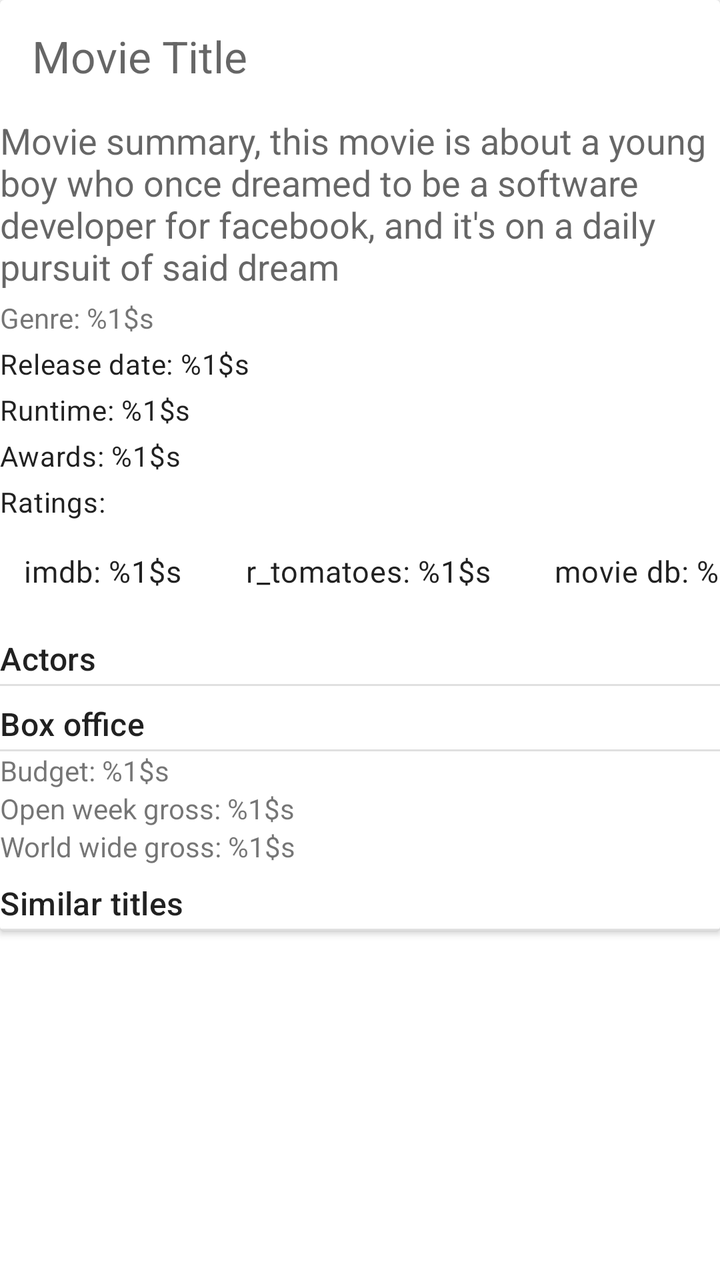
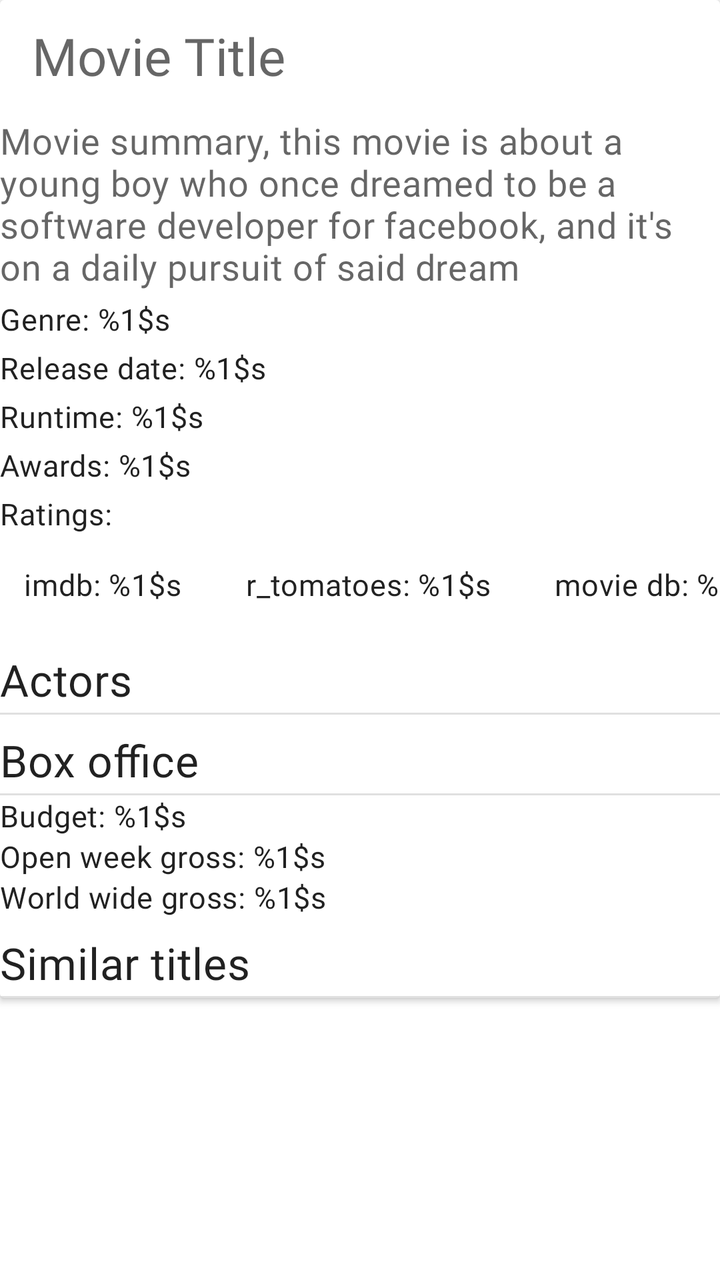

Compare the two renders of this Android layout. The source of the first and the diff that turns it into the second are given below.
<!-- AndroidManifest.xml: another module's application theme Theme.ECatalogs -->
<!-- res/layout/fragment_movie_details.xml -->
<?xml version="1.0" encoding="utf-8"?>
<androidx.core.widget.NestedScrollView xmlns:android="http://schemas.android.com/apk/res/android"
    xmlns:app="http://schemas.android.com/apk/res-auto"
    xmlns:tools="http://schemas.android.com/tools"
    android:layout_width="match_parent"
    android:layout_height="match_parent"
    android:layout_margin="@dimen/eight_dimen">

    <androidx.cardview.widget.CardView
        android:layout_width="match_parent"
        android:layout_height="wrap_content">

        <LinearLayout
            android:layout_width="match_parent"
            android:layout_height="match_parent"
            android:orientation="vertical"
            android:showDividers="none">

            <androidx.appcompat.widget.Toolbar
                android:id="@+id/toolbar"
                android:layout_width="match_parent"
                android:layout_height="wrap_content"
                app:layout_collapseMode="none">

                <TextView
                    android:id="@+id/movie_title"
                    style="@style/TextAppearance.Material3.TitleLarge"
                    android:layout_width="match_parent"
                    android:layout_height="wrap_content"
                    android:layout_gravity="center"
                    android:hint="@string/movie_title" />

            </androidx.appcompat.widget.Toolbar>

            <androidx.recyclerview.widget.RecyclerView
                android:id="@+id/list_images"
                android:layout_width="match_parent"
                android:layout_height="wrap_content"
                tools:listitem="@layout/image_entry" />

            <com.google.android.material.textview.MaterialTextView
                android:id="@+id/movie_summary"
                style="?attr/textAppearanceBodyMedium"
                android:layout_width="match_parent"
                android:layout_height="wrap_content"
                android:layout_marginVertical="@dimen/two_dimen"
                android:hint="@string/movie_summary"
                android:textSize="18sp" />

            <com.google.android.material.textview.MaterialTextView
                android:id="@+id/movie_genres"
                android:layout_width="match_parent"
                android:layout_height="wrap_content"
                android:layout_marginVertical="@dimen/two_dimen"
                android:text="@string/genres" />

            <com.google.android.material.textview.MaterialTextView
                android:id="@+id/movie_publication_date"
                style="@style/TextAppearance.Material3.BodyMedium"
                android:layout_width="wrap_content"
                android:layout_height="wrap_content"
                android:layout_marginVertical="@dimen/two_dimen"
                android:text="@string/release_date" />

            <com.google.android.material.textview.MaterialTextView
                android:id="@+id/movie_runtime"
                style="@style/TextAppearance.Material3.BodyMedium"
                android:layout_width="wrap_content"
                android:layout_height="wrap_content"
                android:layout_marginVertical="@dimen/two_dimen"
                android:text="@string/runtime" />

            <com.google.android.material.textview.MaterialTextView
                android:id="@+id/movie_awards"
                style="@style/TextAppearance.Material3.BodyMedium"
                android:layout_width="match_parent"
                android:layout_height="wrap_content"
                android:layout_marginVertical="@dimen/two_dimen"
                android:text="@string/awards" />

            <com.google.android.material.textview.MaterialTextView
                style="@style/TextAppearance.Material3.BodyMedium"
                android:layout_width="match_parent"
                android:layout_height="wrap_content"
                android:layout_marginVertical="@dimen/two_dimen"
                android:text="@string/ratings" />

            <com.google.android.material.chip.ChipGroup
                android:layout_width="match_parent"
                android:layout_height="wrap_content"
                android:layout_gravity="center_horizontal"
                android:layout_marginBottom="@dimen/six_dimen"
                android:layoutDirection="locale"
                app:chipSpacingHorizontal="@dimen/eight_dimen"
                app:singleLine="true">

                <com.google.android.material.chip.Chip
                    android:id="@+id/imdb_chip"
                    android:layout_width="wrap_content"
                    android:layout_height="wrap_content"
                    android:text="@string/imdb_rating"
                    app:chipBackgroundColor="@android:color/white" />

                <com.google.android.material.chip.Chip
                    android:id="@+id/r_tomatoes_chip"
                    android:layout_width="wrap_content"
                    android:layout_height="wrap_content"
                    android:text="@string/tomato_rating"
                    app:chipBackgroundColor="@android:color/white" />

                <com.google.android.material.chip.Chip
                    android:id="@+id/movie_db_chip"
                    android:layout_width="wrap_content"
                    android:layout_height="wrap_content"
                    android:text="@string/db_rating"
                    app:chipBackgroundColor="@android:color/white" />

            </com.google.android.material.chip.ChipGroup>

            <com.google.android.material.textview.MaterialTextView
                style="@style/TextAppearance.Material3.TitleMedium"
                android:layout_width="match_parent"
                android:layout_height="wrap_content"
                android:layout_marginVertical="@dimen/two_dimen"
                android:text="@string/actors" />

            <View style="@style/Divider.Horizontal" />

            <androidx.recyclerview.widget.RecyclerView
                android:id="@+id/list_actors"
                android:layout_width="match_parent"
                android:layout_height="wrap_content"
                android:layout_marginBottom="@dimen/six_dimen"
                tools:listitem="@layout/actors_entry" />

            <com.google.android.material.textview.MaterialTextView
                style="@style/TextAppearance.Material3.TitleMedium"
                android:layout_width="match_parent"
                android:layout_height="wrap_content"
                android:layout_marginVertical="@dimen/two_dimen"
                android:text="@string/box_office" />

            <View style="@style/Divider.Horizontal" />

            <TextView
                android:id="@+id/movie_budget"
                android:layout_width="match_parent"
                android:layout_height="wrap_content"
                android:text="@string/budget" />

            <TextView
                android:id="@+id/movie_open_weekend_gross"
                android:layout_width="match_parent"
                android:layout_height="wrap_content"
                android:text="@string/open_week_gross" />

            <TextView
                android:id="@+id/movie_world_wide_gross"
                android:layout_width="match_parent"
                android:layout_height="wrap_content"
                android:layout_marginBottom="@dimen/six_dimen"
                android:text="@string/world_wide_gross" />

            <com.google.android.material.textview.MaterialTextView
                style="@style/TextAppearance.Material3.TitleMedium"
                android:layout_width="match_parent"
                android:layout_height="wrap_content"
                android:layout_marginVertical="@dimen/two_dimen"
                android:text="@string/similar_titles" />

            <View style="@style/Divider.Horizontal" />

            <androidx.recyclerview.widget.RecyclerView
                android:id="@+id/list_similars"
                android:layout_width="match_parent"
                android:layout_height="wrap_content"
                tools:listitem="@layout/similar_entry" />

        </LinearLayout>

    </androidx.cardview.widget.CardView>

</androidx.core.widget.NestedScrollView>
<!-- res/layout/image_entry.xml (included above) -->
<?xml version="1.0" encoding="utf-8"?>
<androidx.cardview.widget.CardView xmlns:android="http://schemas.android.com/apk/res/android"
    android:layout_width="wrap_content"
    android:layout_height="wrap_content"
    android:layout_marginEnd="@dimen/two_dimen">

    <com.google.android.material.imageview.ShapeableImageView
        android:id="@+id/movie_image"
        android:layout_width="wrap_content"
        android:layout_height="250dp"
        android:src="@drawable/ic_image" />

</androidx.cardview.widget.CardView>
<!-- res/layout/actors_entry.xml (included above) -->
<?xml version="1.0" encoding="utf-8"?>
<androidx.cardview.widget.CardView xmlns:android="http://schemas.android.com/apk/res/android"
    android:layout_width="wrap_content"
    android:layout_height="wrap_content"
    android:layout_marginEnd="@dimen/two_dimen">

    <LinearLayout
        android:layout_width="wrap_content"
        android:layout_height="wrap_content"
        android:orientation="vertical">

        <TextView
            android:id="@+id/actor_name"
            android:layout_width="match_parent"
            android:layout_height="wrap_content"
            android:layout_gravity="center_horizontal"
            android:hint="@string/actor_name" />

        <ImageView
            android:id="@+id/actor_image"
            android:layout_width="wrap_content"
            android:layout_height="250dp"
            android:contentDescription="@string/actor_image"
            android:src="@drawable/ic_image" />

        <TextView
            android:id="@+id/actor_character"
            android:layout_width="match_parent"
            android:layout_height="wrap_content"
            android:layout_gravity="center_horizontal"
            android:text="@string/as_character" />

    </LinearLayout>
</androidx.cardview.widget.CardView>
<!-- res/layout/similar_entry.xml (included above) -->
<?xml version="1.0" encoding="utf-8"?>
<androidx.cardview.widget.CardView xmlns:android="http://schemas.android.com/apk/res/android"
    xmlns:tools="http://schemas.android.com/tools"
    android:layout_width="wrap_content"
    android:layout_height="wrap_content"
    android:layout_marginEnd="@dimen/two_dimen">

    <LinearLayout
        android:layout_width="match_parent"
        android:layout_height="wrap_content"
        android:orientation="vertical"
        tools:ignore="UseCompoundDrawables">

        <TextView
            android:id="@+id/similar_title"
            android:layout_width="match_parent"
            android:layout_height="wrap_content"
            android:layout_gravity="center_horizontal"
            android:hint="@string/title" />

        <ImageView
            android:id="@+id/similar_image"
            android:layout_width="wrap_content"
            android:layout_height="250dp"
            android:contentDescription="@string/runtime"
            android:src="@drawable/ic_image" />

    </LinearLayout>
</androidx.cardview.widget.CardView>
<!-- resources referenced by this layout -->
<resources>
  <dimen name="eight_dimen">8dp</dimen>
  <dimen name="six_dimen">6dp</dimen>
  <dimen name="two_dimen">2dp</dimen>
  <string name="actor_image">actor image</string>
  <string name="actor_name">Actor name</string>
  <string name="actors">Actors</string>
  <string name="as_character">Playing: %1$s</string>
  <string name="awards">Awards: %1$s</string>
  <string name="box_office">Box office</string>
  <string name="budget">Budget: %1$s</string>
  <string name="db_rating">movie db: %1$s</string>
  <string name="genres">Genre: %1$s</string>
  <string name="imdb_rating">imdb: %1$s</string>
  <string name="movie_summary">Movie summary, this movie is about a young boy who once dreamed to be a software developer for facebook, and it\'s on a daily pursuit of said dream</string>
  <string name="movie_title">Movie Title</string>
  <string name="open_week_gross">Open week gross: %1$s</string>
  <string name="ratings">Ratings:</string>
  <string name="release_date">Release date: %1$s</string>
  <string name="runtime">Runtime: %1$s</string>
  <string name="similar_titles">Similar titles</string>
  <string name="title">Similar titles</string>
  <string name="tomato_rating">r_tomatoes: %1$s</string>
  <string name="world_wide_gross">World wide gross: %1$s</string>
  <style name="Divider.Horizontal" parent="Divider">
          <item name="android:layout_width">match_parent</item>
          <item name="android:layout_height">1dp</item>
      </style>
  <style name="Theme.ECatalogs" parent="Theme.MaterialComponents.DayNight.NoActionBar">
  
          <item name="android:forceDarkAllowed">true</item>
          
          <item name="colorPrimary">@color/primaryColor</item>
          <item name="colorPrimaryVariant">@color/primaryLightColor</item>
          <item name="colorOnPrimary">@color/primaryTextColor</item>
          
          <item name="colorSecondary">@color/secondaryColor</item>
          <item name="colorSecondaryVariant">@color/secondaryLightColor</item>
          <item name="colorOnSecondary">@color/secondaryTextColor</item>
          
          <item name="android:statusBarColor">@color/primaryDarkColor</item>
          
  
          <item name="shapeAppearanceSmallComponent">@style/ShapeAppearance.ECatalog.SmallComponent</item>
          <item name="shapeAppearanceMediumComponent">@style/ShapeAppearance.ECatalog.MediumComponent</item>
          <item name="shapeAppearanceLargeComponent">@style/ShapeAppearance.ECatalog.LargeComponent</item>
  
          <item name="textAppearanceHeadline6">@style/TextAppearance.MdcTypographyStyles.Headline6</item>
          <item name="textAppearanceHeadline5">@style/TextAppearance.MdcTypographyStyles.Headline5</item>
          <item name="textAppearanceBody1">@style/TextAppearance.MdcTypographyStyles.Body1</item>
          <item name="textAppearanceBody2">@style/TextAppearance.MdcTypographyStyles.Body2</item>
          <item name="textAppearanceButton">@style/TextAppearance.MdcTypographyStyles.Button</item>
          <item name="textAppearanceCaption">@style/TextAppearance.MdcTypographyStyles.Caption</item>
          <item name="textAppearanceOverline">@style/TextAppearance.MdcTypographyStyles.Overline</item>
  
      </style>
  <style name="Divider">
          <item name="android:background">?android:attr/listDivider</item> // can add colorur here
      </style>
  <color name="primaryColor">#546e7a</color>
  <color name="primaryLightColor">#819ca9</color>
  <color name="primaryTextColor">#fafafa</color>
  <color name="secondaryColor">#006064</color>
  <color name="secondaryLightColor">#428e92</color>
  <color name="secondaryTextColor">#fafafa</color>
  <color name="primaryDarkColor">#29434e</color>
  <dimen name="reply_small_component_corner_radius">8dp</dimen>
  <dimen name="reply_medium_component_corner_radius">12dp</dimen>
  <dimen name="reply_large_component_corner_radius">24dp</dimen>
  <!-- unchanged entries left out for length: 11 -->
</resources>

<!-- the commit's change to res/layout/fragment_movie_details.xml (unified diff, before → after) -->
@@ -24,11 +24,11 @@
 
                 <TextView
                     android:id="@+id/movie_title"
-                    style="@style/TextAppearance.Material3.TitleLarge"
                     android:layout_width="match_parent"
                     android:layout_height="wrap_content"
                     android:layout_gravity="center"
-                    android:hint="@string/movie_title" />
+                    android:hint="@string/movie_title"
+                    android:textAppearance="?attr/textAppearanceHeadline5" />
 
             </androidx.appcompat.widget.Toolbar>
 
@@ -40,11 +40,11 @@
 
             <com.google.android.material.textview.MaterialTextView
                 android:id="@+id/movie_summary"
-                style="?attr/textAppearanceBodyMedium"
                 android:layout_width="match_parent"
                 android:layout_height="wrap_content"
                 android:layout_marginVertical="@dimen/two_dimen"
                 android:hint="@string/movie_summary"
+                android:textAppearance="?attr/textAppearanceBody2"
                 android:textSize="18sp" />
 
             <com.google.android.material.textview.MaterialTextView
@@ -52,38 +52,39 @@
                 android:layout_width="match_parent"
                 android:layout_height="wrap_content"
                 android:layout_marginVertical="@dimen/two_dimen"
-                android:text="@string/genres" />
+                android:text="@string/genres"
+                android:textAppearance="?attr/textAppearanceBody2" />
 
             <com.google.android.material.textview.MaterialTextView
                 android:id="@+id/movie_publication_date"
-                style="@style/TextAppearance.Material3.BodyMedium"
                 android:layout_width="wrap_content"
                 android:layout_height="wrap_content"
                 android:layout_marginVertical="@dimen/two_dimen"
-                android:text="@string/release_date" />
+                android:text="@string/release_date"
+                android:textAppearance="?attr/textAppearanceBody2" />
 
             <com.google.android.material.textview.MaterialTextView
                 android:id="@+id/movie_runtime"
-                style="@style/TextAppearance.Material3.BodyMedium"
                 android:layout_width="wrap_content"
                 android:layout_height="wrap_content"
                 android:layout_marginVertical="@dimen/two_dimen"
-                android:text="@string/runtime" />
+                android:text="@string/runtime"
+                android:textAppearance="?attr/textAppearanceBody2" />
 
             <com.google.android.material.textview.MaterialTextView
                 android:id="@+id/movie_awards"
-                style="@style/TextAppearance.Material3.BodyMedium"
-                android:layout_width="match_parent"
-                android:layout_height="wrap_content"
-                android:layout_marginVertical="@dimen/two_dimen"
-                android:text="@string/awards" />
-
-            <com.google.android.material.textview.MaterialTextView
-                style="@style/TextAppearance.Material3.BodyMedium"
-                android:layout_width="match_parent"
-                android:layout_height="wrap_content"
-                android:layout_marginVertical="@dimen/two_dimen"
-                android:text="@string/ratings" />
+                android:layout_width="match_parent"
+                android:layout_height="wrap_content"
+                android:layout_marginVertical="@dimen/two_dimen"
+                android:text="@string/awards"
+                android:textAppearance="?attr/textAppearanceBody2" />
+
+            <com.google.android.material.textview.MaterialTextView
+                android:layout_width="match_parent"
+                android:layout_height="wrap_content"
+                android:layout_marginVertical="@dimen/two_dimen"
+                android:text="@string/ratings"
+                android:textAppearance="?attr/textAppearanceBody2" />
 
             <com.google.android.material.chip.ChipGroup
                 android:layout_width="match_parent"
@@ -99,30 +100,36 @@
                     android:layout_width="wrap_content"
                     android:layout_height="wrap_content"
                     android:text="@string/imdb_rating"
-                    app:chipBackgroundColor="@android:color/white" />
+                    android:textAppearance="?attr/textAppearanceBody2"
+                    app:chipBackgroundColor="@android:color/white"
+                    app:chipStrokeColor="@android:color/black" />
 
                 <com.google.android.material.chip.Chip
                     android:id="@+id/r_tomatoes_chip"
                     android:layout_width="wrap_content"
                     android:layout_height="wrap_content"
                     android:text="@string/tomato_rating"
-                    app:chipBackgroundColor="@android:color/white" />
+                    android:textAppearance="?attr/textAppearanceBody2"
+                    app:chipBackgroundColor="@android:color/white"
+                    app:chipStrokeColor="@android:color/black" />
 
                 <com.google.android.material.chip.Chip
                     android:id="@+id/movie_db_chip"
                     android:layout_width="wrap_content"
                     android:layout_height="wrap_content"
                     android:text="@string/db_rating"
-                    app:chipBackgroundColor="@android:color/white" />
+                    android:textAppearance="?attr/textAppearanceBody2"
+                    app:chipBackgroundColor="@android:color/white"
+                    app:chipStrokeColor="@android:color/black" />
 
             </com.google.android.material.chip.ChipGroup>
 
             <com.google.android.material.textview.MaterialTextView
-                style="@style/TextAppearance.Material3.TitleMedium"
-                android:layout_width="match_parent"
-                android:layout_height="wrap_content"
-                android:layout_marginVertical="@dimen/two_dimen"
-                android:text="@string/actors" />
+                android:layout_width="match_parent"
+                android:layout_height="wrap_content"
+                android:layout_marginVertical="@dimen/two_dimen"
+                android:text="@string/actors"
+                android:textAppearance="?attr/textAppearanceHeadline6" />
 
             <View style="@style/Divider.Horizontal" />
 
@@ -134,11 +141,11 @@
                 tools:listitem="@layout/actors_entry" />
 
             <com.google.android.material.textview.MaterialTextView
-                style="@style/TextAppearance.Material3.TitleMedium"
-                android:layout_width="match_parent"
-                android:layout_height="wrap_content"
-                android:layout_marginVertical="@dimen/two_dimen"
-                android:text="@string/box_office" />
+                android:layout_width="match_parent"
+                android:layout_height="wrap_content"
+                android:layout_marginVertical="@dimen/two_dimen"
+                android:text="@string/box_office"
+                android:textAppearance="?attr/textAppearanceHeadline6" />
 
             <View style="@style/Divider.Horizontal" />
 
@@ -146,27 +153,30 @@
                 android:id="@+id/movie_budget"
                 android:layout_width="match_parent"
                 android:layout_height="wrap_content"
-                android:text="@string/budget" />
+                android:text="@string/budget"
+                android:textAppearance="?attr/textAppearanceBody2" />
 
             <TextView
                 android:id="@+id/movie_open_weekend_gross"
                 android:layout_width="match_parent"
                 android:layout_height="wrap_content"
-                android:text="@string/open_week_gross" />
+                android:text="@string/open_week_gross"
+                android:textAppearance="?attr/textAppearanceBody2" />
 
             <TextView
                 android:id="@+id/movie_world_wide_gross"
                 android:layout_width="match_parent"
                 android:layout_height="wrap_content"
                 android:layout_marginBottom="@dimen/six_dimen"
-                android:text="@string/world_wide_gross" />
-
-            <com.google.android.material.textview.MaterialTextView
-                style="@style/TextAppearance.Material3.TitleMedium"
-                android:layout_width="match_parent"
-                android:layout_height="wrap_content"
-                android:layout_marginVertical="@dimen/two_dimen"
-                android:text="@string/similar_titles" />
+                android:text="@string/world_wide_gross"
+                android:textAppearance="?attr/textAppearanceBody2" />
+
+            <com.google.android.material.textview.MaterialTextView
+                android:layout_width="match_parent"
+                android:layout_height="wrap_content"
+                android:layout_marginVertical="@dimen/two_dimen"
+                android:text="@string/similar_titles"
+                android:textAppearance="?attr/textAppearanceHeadline6" />
 
             <View style="@style/Divider.Horizontal" />
 
@@ -212,7 +222,8 @@
             android:layout_width="match_parent"
             android:layout_height="wrap_content"
             android:layout_gravity="center_horizontal"
-            android:hint="@string/actor_name" />
+            android:hint="@string/actor_name"
+            android:textAppearance="?attr/textAppearanceBody2" />
 
         <ImageView
             android:id="@+id/actor_image"
@@ -226,7 +237,8 @@
             android:layout_width="match_parent"
             android:layout_height="wrap_content"
             android:layout_gravity="center_horizontal"
-            android:text="@string/as_character" />
+            android:text="@string/as_character"
+            android:textAppearance="?attr/textAppearanceBody2" />
 
     </LinearLayout>
 </androidx.cardview.widget.CardView>
@@ -249,7 +261,8 @@
             android:layout_width="match_parent"
             android:layout_height="wrap_content"
             android:layout_gravity="center_horizontal"
-            android:hint="@string/title" />
+            android:hint="@string/title"
+            android:textAppearance="?attr/textAppearanceBody2" />
 
         <ImageView
             android:id="@+id/similar_image"
<!-- resource entries referenced after the edit -->
@@ -30,6 +30,7 @@
   <style name="Theme.ECatalogs" parent="Theme.MaterialComponents.DayNight.NoActionBar">
   
           <item name="android:forceDarkAllowed">true</item>
+  
           
           <item name="colorPrimary">@color/primaryColor</item>
           <item name="colorPrimaryVariant">@color/primaryLightColor</item>
